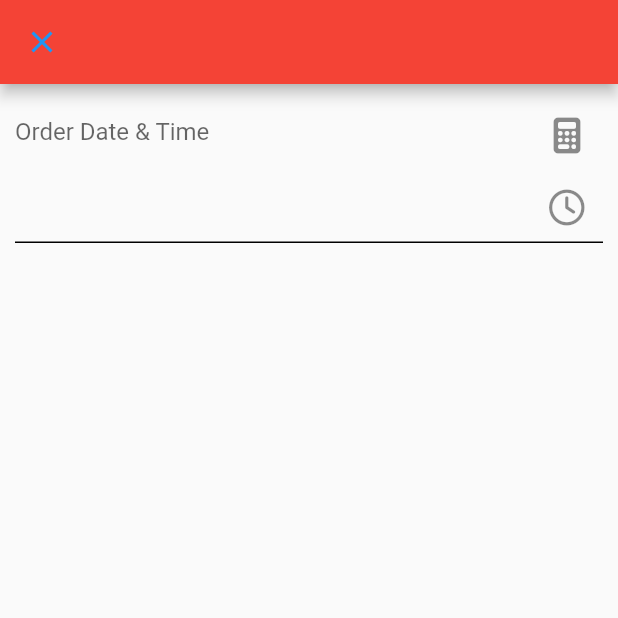
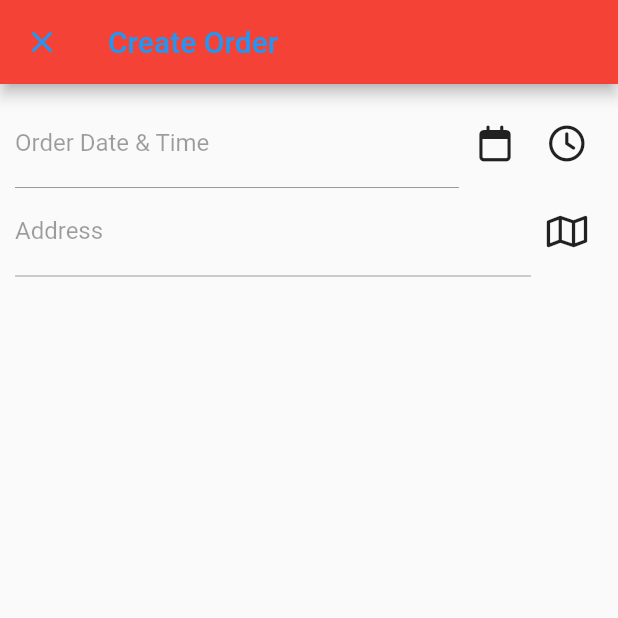
Before and after one commit to JacobHung111/Booking, a Flutter app: the OrderCreatePage screen opened by its route, on a phone screen of 412 x 824 dp, the top half of it. Run offline on Flutter 3.47's test engine with Material 2 defaults, Android fonts, the phone set to English and light mode, and no system bars; our stand-ins replace easy_splash_screen, email_validator, flutter_riverpod, font_awesome_flutter, geolocator, get and 4 more; missing offline and left inert: address_search_field; network calls fail.

Commit message:
update Address handle

```diff
--- a/lib/commons/widgets/textbox.dart
+++ b/lib/commons/widgets/textbox.dart
@@ -39,8 +39,6 @@ class TextBox extends StatelessWidget {
         decoration: InputDecoration(
           counterText: '',
           hintText: hintText,
-          focusedBorder: const UnderlineInputBorder(),
-          enabledBorder: const UnderlineInputBorder(),
           suffixIcon: hideButton
               ? IconButton(
                   onPressed: () {
--- a/lib/controllers/order/order_create_controller.dart
+++ b/lib/controllers/order/order_create_controller.dart
@@ -9,8 +9,9 @@ class OrderCreateController extends GetxController {
   var orderDetail = OrderCreateListModel().obs;
 
   var dateTimeController = TextEditingController();
+  var addressController = TextEditingController();
 
-  final DateFormat formatter = DateFormat('yyyy-MM-dd hh:mm');
+  final DateFormat formatter = DateFormat('yyyy-MM-dd HH:mm');
 
   createOnClicked() {
     FocusManager.instance.primaryFocus?.unfocus();
--- a/lib/main.dart
+++ b/lib/main.dart
@@ -1,13 +1,14 @@
 import 'package:booking/commons/navigation/nav_middleware.dart';
 import 'package:booking/commons/navigation/nav_route.dart';
 import 'package:flutter/material.dart';
+import 'package:flutter_riverpod/flutter_riverpod.dart';
 import 'package:get/get.dart';
 
 import 'views/pages/commons/loading_page.dart';
 import 'views/pages/commons/splash_page.dart';
 
 void main() {
-  runApp(LoadingPage(underLoading: mainApp()));
+  runApp(ProviderScope(child: LoadingPage(underLoading: mainApp())));
 }
 
 Widget mainApp() {
@@ -25,7 +26,7 @@ Widget mainApp() {
       background: Colors.yellow,
       onBackground: Colors.purple,
       surface: Colors.blueGrey,
-      onSurface: Colors.green, //btn border, disabled btn
+      onSurface: Colors.green, //btn border, disabled btn, textfield border
     ),
   );
 
--- a/lib/views/pages/order/order_create_page.dart
+++ b/lib/views/pages/order/order_create_page.dart
@@ -1,6 +1,7 @@
-import 'package:booking/commons/widgets/textbox.dart';
+import 'package:address_search_field/address_search_field.dart';
 import 'package:booking/controllers/order/order_create_controller.dart';
 import 'package:booking/views/dialogs/datetime_dialogs.dart';
+import 'package:booking/views/pages/commons/geo_page.dart';
 import 'package:flutter/material.dart';
 import 'package:font_awesome_flutter/font_awesome_flutter.dart';
 import 'package:get/get.dart';
@@ -23,7 +24,7 @@ class OrderCreatePage extends GetView<OrderCreateController> {
                   val?.date = value;
                 });
               }),
-          icon: const FaIcon(FontAwesomeIcons.calculator)),
+          icon: const FaIcon(FontAwesomeIcons.calendar)),
       IconButton(
           onPressed: () => DateTimeDialogs.showDialogTimePicker(
                   context, "Order Date", controller.orderDetail.value.date,
@@ -38,19 +39,48 @@ class OrderCreatePage extends GetView<OrderCreateController> {
     ];
 
     return Scaffold(
-        appBar: AppBar(),
+        appBar: AppBar(title: const Text("Create Order")),
         body: ListView(
           padding: const EdgeInsets.all(10),
           children: [
-            TextField(
-                controller: controller.dateTimeController,
-                readOnly: true,
-                decoration: InputDecoration(
-                    counterText: '',
-                    hintText: "Order Date & Time",
-                    focusedBorder: const UnderlineInputBorder(),
-                    enabledBorder: const UnderlineInputBorder(),
-                    suffixIcon: Column(children: dateTimePicker)))
+            Row(
+              children: [
+                Expanded(
+                    child: TextField(
+                        controller: controller.dateTimeController,
+                        readOnly: true,
+                        enabled: false,
+                        decoration: const InputDecoration(
+                          counterText: '',
+                          labelText: "Order Date & Time",
+                        ))),
+                Row(children: dateTimePicker)
+              ],
+            ),
+            Row(
+              children: [
+                Expanded(
+                    child: TextField(
+                        controller: controller.addressController,
+                        readOnly: true,
+                        enabled: false,
+                        decoration: const InputDecoration(
+                          counterText: '',
+                          labelText: "Address",
+                        ))),
+                IconButton(
+                    onPressed: () {
+                      Get.toNamed(GeoPage.path)?.then((address) {
+                        controller.orderDetail.update((val) {
+                          val?.address = address;
+                        });
+                        controller.addressController.text =
+                            (address as Address?)?.reference ?? "";
+                      });
+                    },
+                    icon: const FaIcon(FontAwesomeIcons.map))
+              ],
+            ),
           ],
         ));
   }
--- a/pubspec.yaml
+++ b/pubspec.yaml
@@ -22,6 +22,10 @@ dependencies:
   social_login_buttons: "1.0.7"
   font_awesome_flutter: "10.5.0"
   intl: "0.18.1"
+  address_search_field: "5.0.3"
+  flutter_riverpod: "1.0.4"
+  google_maps_flutter: "2.5.0"
+  geolocator: "10.0.1"
   flutter:
     sdk: flutter
 
```
Also changed, not shown: lib/commons/navigation/nav_route.dart (+8 -0 lines), lib/controllers/common/geo_controller.dart (added, +71 -0 lines), lib/models/order_create_model.dart (+2 -11 lines), lib/views/pages/commons/geo_page.dart (added, +97 -0 lines), pubspec.lock, 7 other files.
